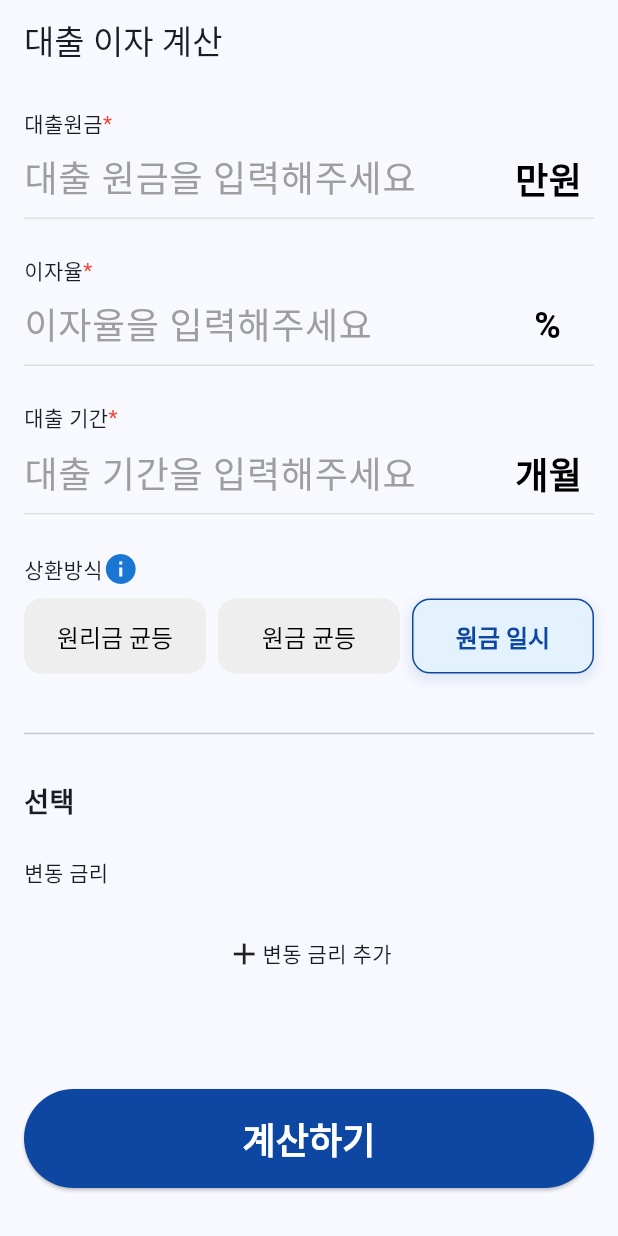
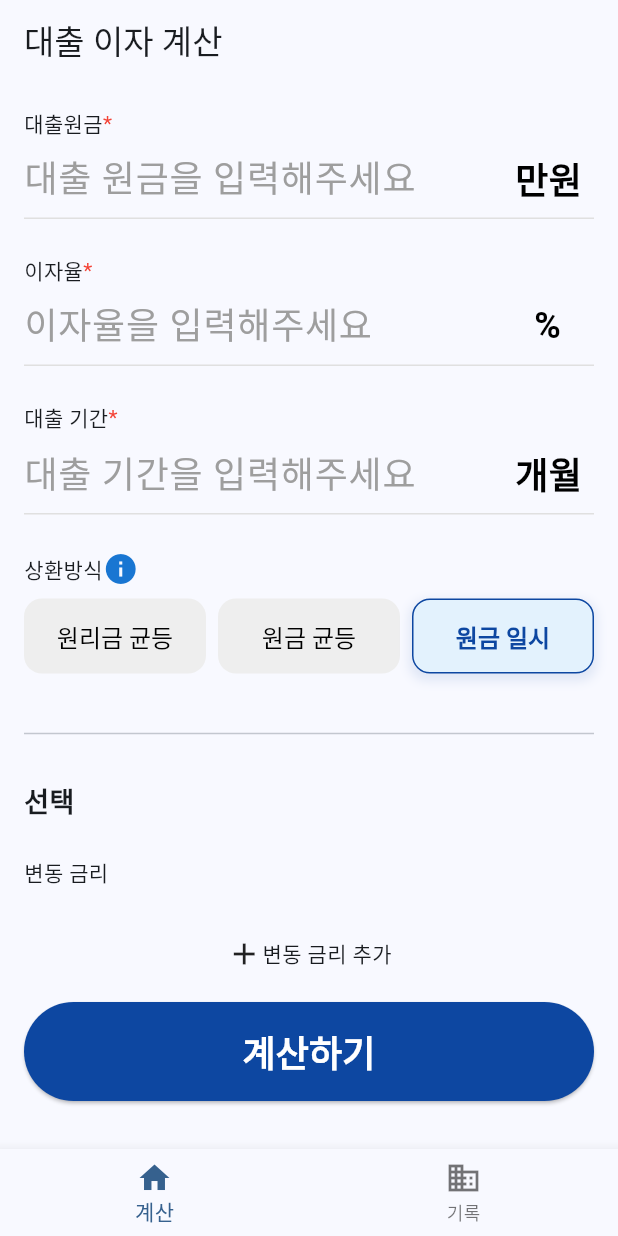
Before and after one commit to JuyeonYu/interest_calculator, a Flutter app: the screen it shows after launch, after a tap on "원금 일시", on a phone screen of 412 x 824 dp. Run offline on Flutter 3.47's test engine with Material 3 defaults, Android fonts, the light colour scheme and no system bars; our stand-ins replace currency_text_input_formatter, flutter_keyboard_visibility, google_mobile_ads, hive, hive_flutter; missing offline and left inert: segmented_button_slide; accounts and stored records are empty.

Commit message:
feat: 결과 기록

```diff
--- a/lib/main.dart
+++ b/lib/main.dart
@@ -1,8 +1,14 @@
 import 'package:cal_interest/calculator_page.dart';
+import 'package:cal_interest/history_page.dart';
 import 'package:flutter/material.dart';
 import 'package:flutter_keyboard_visibility/flutter_keyboard_visibility.dart';
+import 'package:hive_flutter/hive_flutter.dart';
+import 'models/calculator_input.dart';
 
-void main() {
+void main() async {
+  await Hive.initFlutter();
+  Hive.registerAdapter(CalculatorInputAdapter());
+  await Hive.openBox<CalculatorInput>('CalculatorInput');
   runApp(const MyApp());
 }
 
@@ -36,38 +42,32 @@ class _MainTabPageState extends State<MainTabPage> {
 
   final List<String> _titles = [
     '대출 이자 계산',
-    'Business',
-    'School',
+    '기록',
   ];
   final List<Widget> _children = [
     CalculatorPage(),
-    const Text('Business'),
-    const Text('School'),
+    const HistoryPage(),
   ];
 
   @override
   Widget build(BuildContext context) {
     return Scaffold(
-      // bottomNavigationBar: BottomNavigationBar(
-      //   currentIndex: _bottomIndex,
-      //   onTap: (value) => setState(() {
-      //     _bottomIndex = value;
-      //   }),
-      //   items: const <BottomNavigationBarItem>[
-      //     BottomNavigationBarItem(
-      //       icon: Icon(Icons.home),
-      //       label: 'Home',
-      //     ),
-      //     BottomNavigationBarItem(
-      //       icon: Icon(Icons.business),
-      //       label: 'Business',
-      //     ),
-      //     BottomNavigationBarItem(
-      //       icon: Icon(Icons.school),
-      //       label: 'School',
-      //     ),
-      //   ],
-      // ),
+      bottomNavigationBar: BottomNavigationBar(
+        currentIndex: _bottomIndex,
+        onTap: (value) => setState(() {
+          _bottomIndex = value;
+        }),
+        items: const <BottomNavigationBarItem>[
+          BottomNavigationBarItem(
+            icon: Icon(Icons.home),
+            label: '계산',
+          ),
+          BottomNavigationBarItem(
+            icon: Icon(Icons.business),
+            label: '기록',
+          ),
+        ],
+      ),
       appBar: AppBar(
         title: Text(_titles[_bottomIndex]),
       ),
--- a/lib/calculator_input.dart
+++ b/lib/models/calculator_input.dart
@@ -1,5 +1,7 @@
 import 'dart:math';
-import 'calculate_result.dart';
+import '../calculate_result.dart';
+import 'package:hive/hive.dart';
+part 'calculator_input.g.dart';
 
 enum RepaymentType {
   equalPrincipalAndInterest,
@@ -20,17 +22,30 @@ extension RepaymentTypeExtension on RepaymentType {
   }
 }
 
-class CalculatorInput {
+@HiveType(typeId: 0)
+class CalculatorInput extends HiveObject {
+  @HiveField(0)
   final double principal;
+
+  @HiveField(1)
   final double interestRate;
+
+  @HiveField(2)
   final int term;
+
+  @HiveField(3)
   int repaymentType;
 
+  @HiveField(4)
   int? delayTerm;
+
+  @HiveField(5)
   List<VariableInterestRate>? variableInterestRates;
 
+  @HiveField(6)
+  final String description;
+
   RepaymentType get repaymentTypeEnum => RepaymentType.values[repaymentType];
-  final String description;
 
   CalculatorInput({
     required this.principal,
@@ -41,6 +56,17 @@ class CalculatorInput {
     required this.repaymentType,
     required this.description,
   });
+  Map<String, dynamic> toJson() {
+    return {
+      'principal': principal,
+      'interestRate': interestRate,
+      'term': term,
+      'repaymentType': repaymentType,
+      'delayTerm': delayTerm,
+      'variableInterestRates': variableInterestRates?.map((e) =>  e.toJson()).toList(),
+      'description': description,
+    };
+  }
 
   CalculatorInput copyWith({
     double? principal,
--- a/lib/result_page.dart
+++ b/lib/result_page.dart
@@ -1,4 +1,4 @@
-import 'package:cal_interest/calculator_input.dart';
+import 'package:cal_interest/models/calculator_input.dart';
 import 'package:flutter/material.dart';
 import 'package:segmented_button_slide/segmented_button_slide.dart';
 import 'calculate_result.dart';
```
Also changed, not shown: lib/calculate_result.dart (+7 -0 lines), lib/calculator_page.dart (+6 -2 lines), lib/history_page.dart (added, +64 -0 lines), lib/models/calculator_input2.dart (added, +38 -0 lines), pubspec.yaml (+4 -8 lines), lib/models/calculator_input.g.dart (added), 3 other files.
